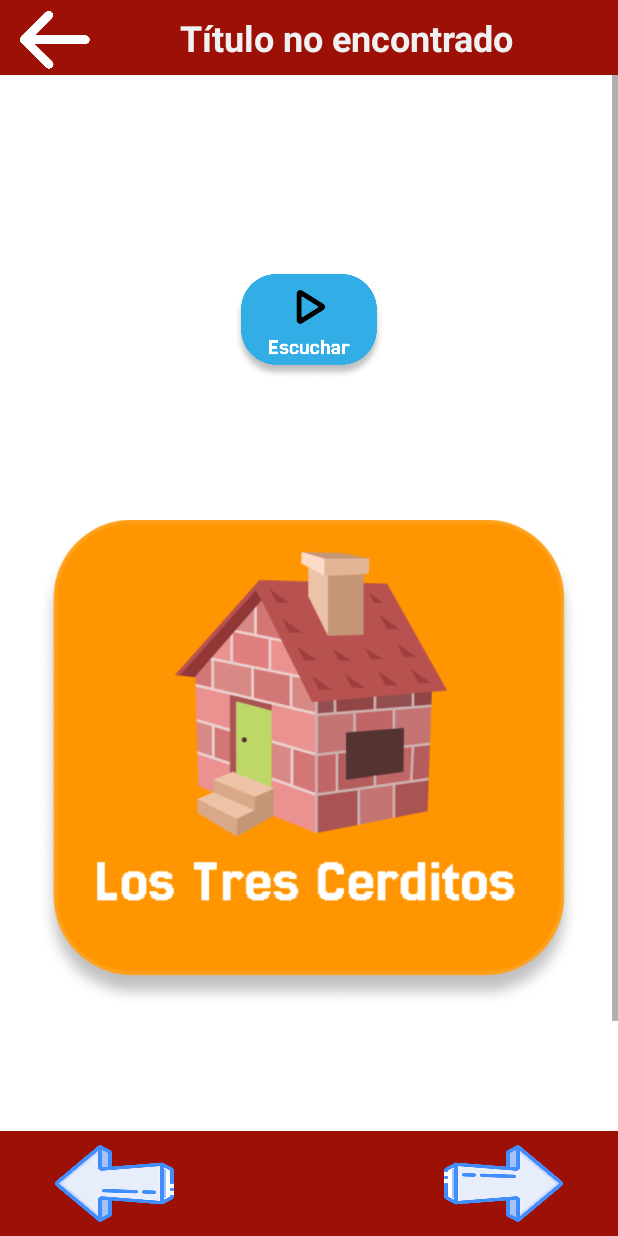
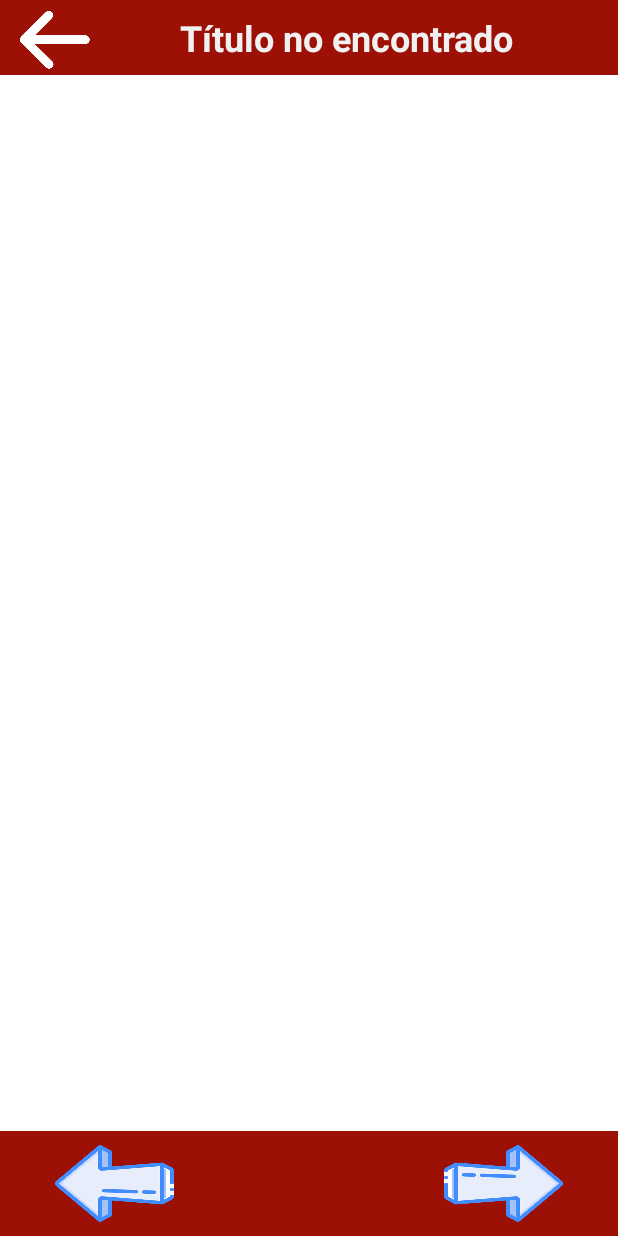
Before and after one commit to chago554/PlayingReading, an Android app: the CuentosAventura screen opened directly, with no data from a screen before it, on a phone screen of 412 x 824 dp. Run offline under Robolectric (Android 15) with nearby library versions, the light colour scheme and no system bars.

Commit message:
Cambios antes de crear la rama plantilla

```diff
--- a/app/src/main/AndroidManifest.xml
+++ b/app/src/main/AndroidManifest.xml
@@ -30,6 +30,7 @@
 
         <service
             android:name=".Services.BluetoothService"
+            android:foregroundServiceType="connectedDevice"
             android:enabled="true"
             android:exported="false" />
 
--- a/app/src/main/res/layout/activity_cuentos_aventura.xml
+++ b/app/src/main/res/layout/activity_cuentos_aventura.xml
@@ -55,7 +55,8 @@
                 android:gravity="center_horizontal"
                 android:orientation="vertical"
                 android:paddingHorizontal="25dp"
-                android:paddingBottom="200dp">
+                android:paddingBottom="200dp"
+                android:visibility="gone">
 
                 <TextView
                     android:id="@+id/txtParrafo"
```
